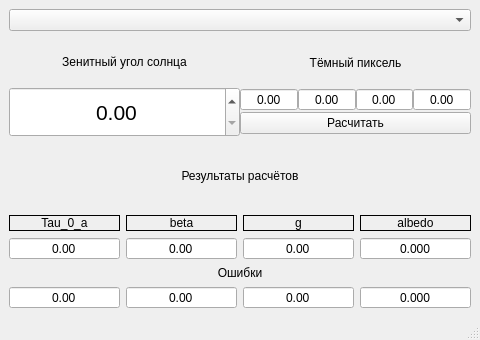
Above: atm_correction/AtmCorrectionMainWindow.ui from ValeryStk/satellite_comparator before the change. Below: the same form after it.
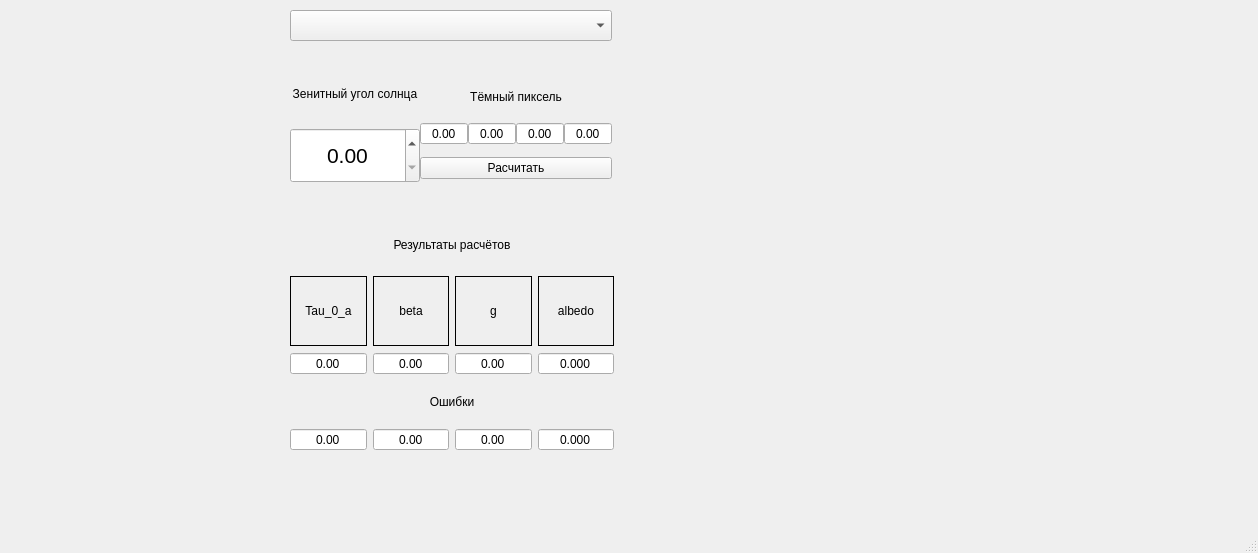
That is the form after the change.

Patch:
```diff
--- a/atm_correction/AtmCorrectionMainWindow.ui
+++ b/atm_correction/AtmCorrectionMainWindow.ui
@@ -6,8 +6,8 @@
    <rect>
     <x>0</x>
     <y>0</y>
-    <width>480</width>
-    <height>340</height>
+    <width>1258</width>
+    <height>553</height>
    </rect>
   </property>
   <property name="minimumSize">
@@ -16,28 +16,29 @@
     <height>340</height>
    </size>
   </property>
-  <property name="maximumSize">
-   <size>
-    <width>480</width>
-    <height>340</height>
-   </size>
-  </property>
   <property name="windowTitle">
    <string>Тестовый модуль атмосферной коррекции</string>
   </property>
   <widget class="QWidget" name="centralwidget">
-   <layout class="QHBoxLayout" name="horizontalLayout_6">
-    <item>
-     <layout class="QVBoxLayout" name="verticalLayout_checkBoxes"/>
-    </item>
-    <item>
-     <layout class="QVBoxLayout" name="verticalLayout_8">
-      <item>
-       <layout class="QVBoxLayout" name="verticalLayout_7">
-        <item>
-         <widget class="QComboBox" name="comboBox_satellite_type"/>
-        </item>
-        <item>
+   <widget class="QComboBox" name="comboBox_satellite_type">
+    <property name="geometry">
+     <rect>
+      <x>290</x>
+      <y>10</y>
+      <width>322</width>
+      <height>31</height>
+     </rect>
+    </property>
+   </widget>
+   <widget class="QWidget" name="">
+    <property name="geometry">
+     <rect>
+      <x>290</x>
+      <y>60</y>
+      <width>322</width>
+      <height>133</height>
+     </rect>
+    </property>
          <layout class="QHBoxLayout" name="horizontalLayout_4">
           <property name="spacing">
            <number>0</number>
@@ -198,7 +199,28 @@
            </layout>
           </item>
          </layout>
-        </item>
+   </widget>
+   <widget class="QWidget" name="">
+    <property name="geometry">
+     <rect>
+      <x>9</x>
+      <y>9</y>
+      <width>261</width>
+      <height>501</height>
+     </rect>
+    </property>
+    <layout class="QVBoxLayout" name="verticalLayout_checkBoxes"/>
+   </widget>
+   <widget class="QWidget" name="">
+    <property name="geometry">
+     <rect>
+      <x>290</x>
+      <y>220</y>
+      <width>324</width>
+      <height>231</height>
+     </rect>
+    </property>
+    <layout class="QVBoxLayout" name="verticalLayout_7">
         <item>
          <layout class="QVBoxLayout" name="verticalLayout_3">
           <item>
@@ -209,6 +231,12 @@
               <height>13</height>
              </size>
             </property>
+         <property name="maximumSize">
+          <size>
+           <width>16777215</width>
+           <height>50</height>
+          </size>
+         </property>
             <property name="text">
              <string>Результаты расчётов</string>
             </property>
@@ -400,10 +428,7 @@
          </layout>
         </item>
        </layout>
-      </item>
-     </layout>
-    </item>
-   </layout>
+   </widget>
   </widget>
   <widget class="QMenuBar" name="menubar">
    <property name="geometry">
```
Left out of the diff: 2 changed lines with no effect on the pictures. Lines whose indentation alone changed are shown as unchanged.
